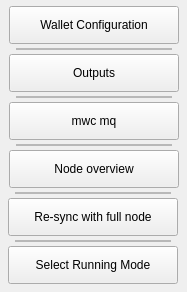
Before: the Qt Designer form core/navmenuconfigwallet.ui in 0xkobe/mwc-wallet, drawn with Qt 5.
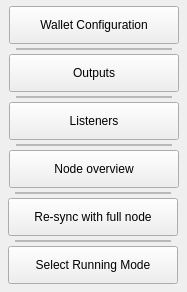
After: the same form once the commit is applied. Custom widgets are drawn as their Qt base class.

What changed in the file:
```diff
--- a/core/navmenuconfigwallet.ui
+++ b/core/navmenuconfigwallet.ui
@@ -84,7 +84,7 @@
     </rect>
    </property>
    <property name="text">
-    <string>mwc mq</string>
+    <string>Listeners</string>
    </property>
   </widget>
   <widget class="control::MwcFrameWithBorder" name="frame_4">
```
